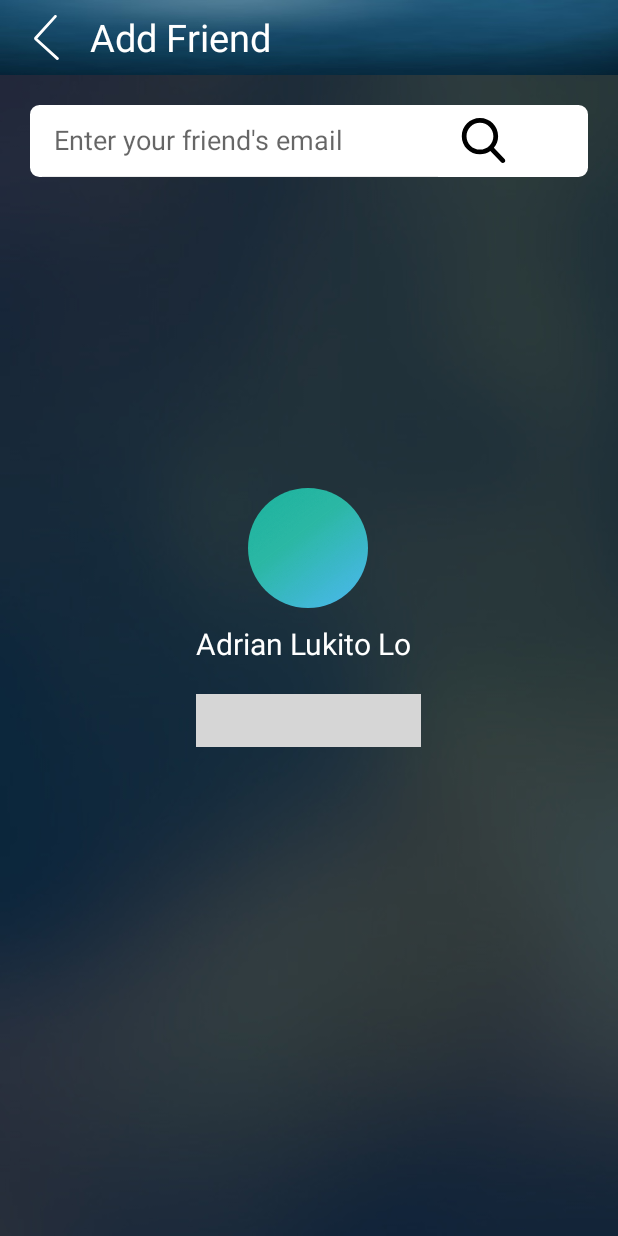
After one commit to adrianlukito/EDmusicLO_1, an Android app: the AddFriendActivity screen opened directly, with no data from a screen before it, on a phone screen of 412 x 824 dp. The commit adds this screen. Run offline under Robolectric (Android 15) with nearby library versions, the phone set to English and light mode, and no system bars; our stand-ins replace CircleImageView; grey boxes are pictures that could not be loaded.

Commit message:
Add Friend Activity

```diff
--- a/app/build.gradle
+++ b/app/build.gradle
@@ -46,4 +46,5 @@ dependencies {
 
 
 
+
 apply plugin: 'com.google.gms.google-services'
--- a/app/src/main/AndroidManifest.xml
+++ b/app/src/main/AndroidManifest.xml
@@ -39,7 +39,8 @@
         <activity android:name=".MusicActivity" />
         <activity android:name=".ProfileActivity" />
         <activity android:name=".ChangePasswordActivity" />
-        <activity android:name=".FriendActivity"></activity>
+        <activity android:name=".FriendActivity" />
+        <activity android:name=".AddFriendActivity"></activity>
     </application>
 
 </manifest>
--- /dev/null
+++ b/app/src/main/java/edu/bluejack16_2/edmusiclo/AddFriendActivity.java
@@ -0,0 +1,27 @@
+package edu.bluejack16_2.edmusiclo;
+
+import android.support.v7.app.AppCompatActivity;
+import android.os.Bundle;
+import android.view.View;
+import android.widget.Button;
+
+public class AddFriendActivity extends AppCompatActivity implements View.OnClickListener{
+
+    Button backAddFriend;
+
+    @Override
+    protected void onCreate(Bundle savedInstanceState) {
+        super.onCreate(savedInstanceState);
+        setContentView(R.layout.activity_add_friend);
+
+        backAddFriend = (Button) findViewById(R.id.backAddFriend);
+        backAddFriend.setOnClickListener(this);
+    }
+
+    @Override
+    public void onClick(View view) {
+        if(view == backAddFriend){
+            finish();
+        }
+    }
+}
--- a/app/src/main/java/edu/bluejack16_2/edmusiclo/FriendActivity.java
+++ b/app/src/main/java/edu/bluejack16_2/edmusiclo/FriendActivity.java
@@ -1,24 +1,35 @@
 package edu.bluejack16_2.edmusiclo;
 
+import android.content.Intent;
 import android.graphics.Color;
 import android.graphics.drawable.Drawable;
 import android.support.v7.app.AppCompatActivity;
 import android.os.Bundle;
 import android.support.v7.widget.SearchView;
+import android.view.View;
+import android.widget.Button;
 import android.widget.EditText;
 import android.widget.ListView;
 
-public class FriendActivity extends AppCompatActivity {
+public class FriendActivity extends AppCompatActivity implements View.OnClickListener{
 
     Drawable pic1, pic2, pic3;
 
     EditText searchText;
     SearchView searchView;
 
+    Button backFriend, btnAddFriend;
+
     @Override
     protected void onCreate(Bundle savedInstanceState) {
         super.onCreate(savedInstanceState);
         setContentView(R.layout.activity_friend);
+
+        backFriend = (Button) findViewById(R.id.backFriend);
+        btnAddFriend = (Button) findViewById(R.id.addFriend);
+
+        backFriend.setOnClickListener(this);
+        btnAddFriend.setOnClickListener(this);
 
         //searchView = (SearchView) findViewById(R.id.searchFriend);
 //        ((EditText) searchView.findViewById(R.id.searchFriend)).setHintTextColor(Color.WHITE);
@@ -54,4 +65,14 @@ public class FriendActivity extends AppCompatActivity {
 
         friendListView.setAdapter(friendListViewAdapter);
     }
+
+    @Override
+    public void onClick(View view) {
+        if(view == backFriend){
+            finish();
+        }else if(view == btnAddFriend){
+            Intent intent = new Intent(this, AddFriendActivity.class);
+            startActivity(intent);
+        }
+    }
 }
--- /dev/null
+++ b/app/src/main/res/drawable/border_left.xml
@@ -0,0 +1,13 @@
+<?xml version="1.0" encoding="utf-8"?>
+<layer-list xmlns:android="http://schemas.android.com/apk/res/android">
+    <item>
+        <shape android:shape="rectangle">
+            <solid android:color="#37474F" />
+        </shape>
+    </item>
+    <item android:left="0.5dp">
+        <shape android:shape="rectangle" >
+            <solid android:color="#ffff" />
+        </shape>
+    </item>
+</layer-list>
--- /dev/null
+++ b/app/src/main/res/drawable/ripple_search_icon.xml
@@ -0,0 +1,12 @@
+<?xml version="1.0" encoding="utf-8"?>
+<ripple xmlns:android="http://schemas.android.com/apk/res/android"
+    xmlns:tools="http://schemas.android.com/tools"
+    android:color="#37474F"
+    tools:targetApi="lollipop">
+    <item android:id="@android:id/mask">
+        <shape android:shape="rectangle">
+            <solid android:color="#f816a463" />
+        </shape>
+    </item>
+    <item android:drawable="@drawable/ic_search_black" />
+</ripple>
--- /dev/null
+++ b/app/src/main/res/layout/activity_add_friend.xml
@@ -0,0 +1,137 @@
+<?xml version="1.0" encoding="utf-8"?>
+<RelativeLayout xmlns:android="http://schemas.android.com/apk/res/android"
+    xmlns:app="http://schemas.android.com/apk/res-auto"
+    xmlns:tools="http://schemas.android.com/tools"
+    android:layout_width="match_parent"
+    android:layout_height="match_parent"
+    tools:context="edu.bluejack16_2.edmusiclo.AddFriendActivity"
+    android:background="@drawable/wallpaper15">
+
+    <android.support.v7.widget.Toolbar
+        android:layout_width="match_parent"
+        android:layout_height="50dp"
+        android:background="@drawable/toolbar_wallpaper"
+        android:id="@+id/addFriendToolbar"
+        android:gravity="center"
+        android:layout_alignParentTop="true"
+        tools:layout_editor_absoluteY="0dp"
+        tools:layout_editor_absoluteX="8dp">
+
+        <Button
+            android:layout_width="30dp"
+            android:layout_height="30dp"
+            android:background="@drawable/ic_back"
+            android:id="@+id/backAddFriend"
+            />
+
+        <TextView
+            android:layout_width="wrap_content"
+            android:layout_height="wrap_content"
+            android:text="Add Friend"
+            android:textSize="25dp"
+            android:textColor="#fff"
+            android:layout_marginLeft="30dp"
+            />
+    </android.support.v7.widget.Toolbar>
+
+    <LinearLayout
+        android:layout_width="match_parent"
+        android:layout_height="wrap_content"
+        android:background="@drawable/border"
+        android:layout_marginLeft="20dp"
+        android:layout_marginRight="20dp"
+        android:layout_marginTop="20dp"
+        android:layout_below="@+id/addFriendToolbar"
+        android:layout_alignParentEnd="true"
+        android:id="@+id/layoutSearchAddFriend">
+
+        <android.support.v7.widget.SearchView
+            android:layout_width="280dp"
+            android:layout_height="wrap_content"
+            android:id="@+id/searchAddFriend"
+            app:searchIcon="@null"
+            app:defaultQueryHint="Enter your friend's email"
+            app:searchHintIcon="@null"
+            app:iconifiedByDefault="false"
+            app:closeIcon="@drawable/ic_error_black"
+            >
+        </android.support.v7.widget.SearchView>
+
+        <RelativeLayout
+            android:layout_width="wrap_content"
+            android:layout_height="wrap_content"
+            android:layout_gravity="center"
+            >
+            <ImageView
+                android:layout_width="30dp"
+                android:layout_height="30dp"
+                android:background="@drawable/border_left"
+                />
+            <Button
+                android:layout_width="30dp"
+                android:layout_height="30dp"
+                android:background="@drawable/ic_search_black"
+                android:layout_marginLeft="7dp"
+                />
+        </RelativeLayout>
+    </LinearLayout>
+
+    <RelativeLayout
+        android:layout_width="wrap_content"
+        android:layout_height="match_parent"
+        android:layout_centerHorizontal="true">
+
+        <RelativeLayout
+            android:layout_width="wrap_content"
+            android:layout_height="wrap_content"
+            android:layout_centerVertical="true"
+            >
+            <de.hdodenhof.circleimageview.CircleImageView
+                android:layout_width="80dp"
+                android:layout_height="80dp"
+                android:src="@drawable/signup"
+                android:id="@+id/addFriendPicture"
+                android:layout_centerHorizontal="true"
+                />
+            <TextView
+                android:layout_width="wrap_content"
+                android:layout_height="wrap_content"
+                android:text="Adrian Lukito Lo"
+                android:textSize="20dp"
+                android:layout_marginTop="10dp"
+                android:textColor="#fff"
+                android:layout_below="@id/addFriendPicture"
+                android:id="@+id/addFriendName"/>
+
+            <Button
+                android:layout_width="150dp"
+                android:layout_height="35dp"
+                android:background="@drawable/ripple"
+                android:text="Add Friend"
+                android:textAllCaps="false"
+                android:textColor="#fff"
+                android:layout_marginTop="20dp"
+                android:layout_below="@id/addFriendName"
+                android:layout_centerHorizontal="true"/>
+        </RelativeLayout>
+    </RelativeLayout>
+
+    <RelativeLayout
+        android:layout_width="wrap_content"
+        android:layout_height="wrap_content"
+        android:layout_below="@+id/layoutSearchAddFriend"
+        android:layout_centerHorizontal="true"
+        android:layout_marginTop="80dp"
+        android:id="@+id/userNotFound"
+        android:visibility="gone"
+        >
+
+        <TextView
+            android:layout_width="wrap_content"
+            android:layout_height="wrap_content"
+            android:text="User Not Found"
+            android:textColor="#fff"
+            android:textSize="20dp"
+            />
+    </RelativeLayout>
+</RelativeLayout>
```
